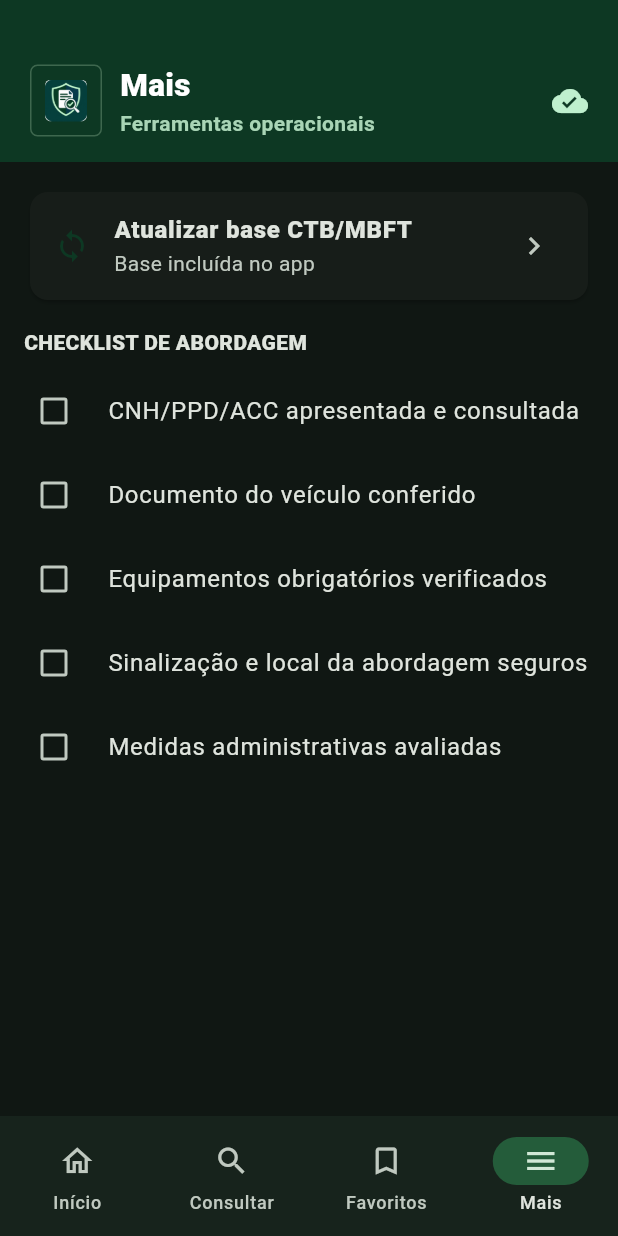
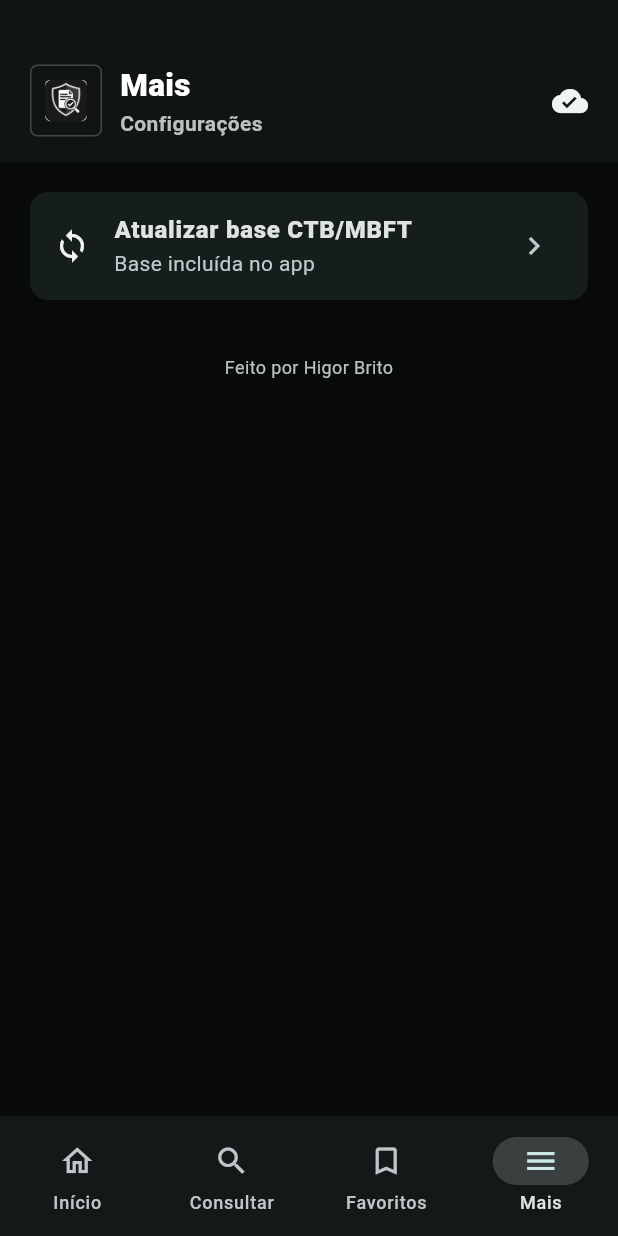
Before and after one commit to higorbrito1/cfp2026-multas-flutter, a Flutter app: the screen it shows after launch, item 4 of the bottom bar chosen, on a phone screen of 412 x 824 dp. Run offline on Flutter 3.47's test engine with Material 3 defaults, Android fonts, the phone set to English and light mode, and no system bars; our stand-ins replace shared_preferences.

Commit message:
refine dark theme and simplify app navigation

```diff
--- a/lib/main.dart
+++ b/lib/main.dart
@@ -7,15 +7,15 @@ import 'package:shared_preferences/shared_preferences.dart';
 
 const remoteDatabaseUrl =
     'https://raw.githubusercontent.com/higorbrito1/cfp2026-multas-flutter/main/assets/data/ctb-mbft.json';
-const appName = 'Consulta CTB/MBFT CFP 26/27';
-const tacticalGreen = Color(0xff0d3823);
-const tacticalPetrol = Color(0xff0f3846);
-const canvas = Color(0xff101713);
-const darkSurface = Color(0xff17231c);
-const darkSurfaceAlt = Color(0xff203128);
-const darkTextMuted = Color(0xffb5c6ba);
-const darkAccent = Color(0xff9bd6b2);
-const border = Color(0xff496354);
+const appName = 'Consulta CTB/MBFT';
+const tacticalGreen = Color(0xff111414);
+const tacticalPetrol = Color(0xffd7dddd);
+const canvas = Color(0xff090b0b);
+const darkSurface = Color(0xff151818);
+const darkSurfaceAlt = Color(0xff202424);
+const darkTextMuted = Color(0xffb9c1c1);
+const darkAccent = Color(0xfff0f3f3);
+const border = Color(0xff414848);
 
 void main() => runApp(const CfpMultasApp());
 
@@ -75,7 +75,6 @@ class _FineShellState extends State<FineShell> {
   final searchController = TextEditingController();
   List<FineRecord> records = [];
   Set<String> favorites = {};
-  Set<String> checklist = {};
   String query = '';
   String severityFilter = 'Todas';
   String databaseVersion = 'Base incluída no app';
@@ -207,7 +206,7 @@ class _FineShellState extends State<FineShell> {
         favoriteCount: favorites.length,
         onSearch: _openSearch,
         onUpdate: _updateDatabase,
-          onChecklist: () => setState(() => selectedTab = 3)),
+      ),
       ConsultationView(
           controller: searchController,
           query: query,
@@ -226,11 +225,7 @@ class _FineShellState extends State<FineShell> {
       MoreView(
           databaseVersion: databaseVersion,
           updating: updating,
-          checklist: checklist,
-          onUpdate: _updateDatabase,
-          onChecklistItem: (item) => setState(() => checklist.contains(item)
-              ? checklist.remove(item)
-              : checklist.add(item))),
+          onUpdate: _updateDatabase),
     ];
     return Scaffold(
       body: SafeArea(top: false, child: pages[selectedTab]),
@@ -238,7 +233,7 @@ class _FineShellState extends State<FineShell> {
         selectedIndex: selectedTab,
         onDestinationSelected: (index) => setState(() => selectedTab = index),
         backgroundColor: darkSurface,
-        indicatorColor: const Color(0xff245c3a),
+        indicatorColor: const Color(0xff3a4040),
         destinations: const [
           NavigationDestination(
               icon: Icon(Icons.home_outlined),
@@ -270,7 +265,7 @@ class TacticalHeader extends StatelessWidget {
           Container(
             padding: const EdgeInsets.all(9),
             decoration: BoxDecoration(
-              border: Border.all(color: const Color(0xff3e674e)),
+              border: Border.all(color: border),
               borderRadius: BorderRadius.circular(5),
             ),
             child: ClipRRect(
@@ -292,12 +287,11 @@ class TacticalHeader extends StatelessWidget {
                 if (subtitle != null)
                   Text(subtitle!,
                       style: const TextStyle(
-                          color: Color(0xffa9d5b6),
-                          fontWeight: FontWeight.w600)),
+                          color: darkTextMuted, fontWeight: FontWeight.w600)),
               ],
             ),
           ),
-          const Icon(Icons.cloud_done, color: Color(0xffbff0ce)),
+          const Icon(Icons.cloud_done, color: darkAccent),
         ],
       ),
     );
@@ -312,7 +306,6 @@ class HomeView extends StatelessWidget {
       required this.favoriteCount,
       required this.onSearch,
       required this.onUpdate,
-      required this.onChecklist,
       super.key});
   final List<FineRecord> records;
   final String databaseVersion;
@@ -320,7 +313,6 @@ class HomeView extends StatelessWidget {
   final int favoriteCount;
   final ValueChanged<String> onSearch;
   final VoidCallback onUpdate;
-  final VoidCallback onChecklist;
 
   @override
   Widget build(BuildContext context) {
@@ -357,12 +349,11 @@ class HomeView extends StatelessWidget {
                     color: tacticalGreen,
                     borderRadius: BorderRadius.circular(8),
                     border:
-                        Border.all(color: const Color(0xff001e10), width: 2),
+                        Border.all(color: const Color(0xff000000), width: 2),
                   ),
                   child: const Row(
                     children: [
-                      Icon(Icons.manage_search,
-                          color: Color(0xffbff0ce), size: 38),
+                      Icon(Icons.manage_search, color: darkAccent, size: 38),
                       SizedBox(width: 14),
                       Expanded(
                         child: Text(
@@ -388,25 +379,7 @@ class HomeView extends StatelessWidget {
                     fontSize: 16),
               ),
               const SizedBox(height: 8),
-              Row(
-                children: [
-                  Expanded(
-                      child: _shortcut(Icons.bookmark, 'Favoritos',
-                          '$favoriteCount salvas')),
-                  const SizedBox(width: 10),
-                  Expanded(
-                      child: _shortcut(Icons.checklist, 'Checklist', 'Roteiro',
-                          onTap: onChecklist)),
-                ],
-              ),
-              const SizedBox(height: 10),
-              Row(
-                children: [
-                  Expanded(
-                      child: _shortcut(Icons.local_police, 'Medidas adm.',
-                          'Retenção / Remoção')),
-                ],
-              ),
+              _shortcut(Icons.bookmark, 'Favoritos', '$favoriteCount salvas'),
             ]),
           ),
         ),
@@ -738,31 +711,19 @@ class MoreView extends StatelessWidget {
   const MoreView(
       {required this.databaseVersion,
       required this.updating,
-      required this.checklist,
       required this.onUpdate,
-      required this.onChecklistItem,
       super.key});
   final String databaseVersion;
   final bool updating;
-  final Set<String> checklist;
   final VoidCallback onUpdate;
-  final ValueChanged<String> onChecklistItem;
-  static const items = [
-    'CNH/PPD/ACC apresentada e consultada',
-    'Documento do veículo conferido',
-    'Equipamentos obrigatórios verificados',
-    'Sinalização e local da abordagem seguros',
-    'Medidas administrativas avaliadas'
-  ];
   @override
   Widget build(BuildContext context) => Column(children: [
-        const TacticalHeader(
-            title: 'Mais', subtitle: 'Ferramentas operacionais'),
+        const TacticalHeader(title: 'Mais', subtitle: 'Configurações'),
         Expanded(
             child: ListView(padding: const EdgeInsets.all(16), children: [
           Card(
               child: ListTile(
-                  leading: const Icon(Icons.sync, color: tacticalGreen),
+                  leading: const Icon(Icons.sync, color: darkAccent),
                   title: const Text('Atualizar base CTB/MBFT',
                       style: TextStyle(fontWeight: FontWeight.w800)),
                   subtitle: Text(databaseVersion),
@@ -770,16 +731,10 @@ class MoreView extends StatelessWidget {
                       ? const CircularProgressIndicator()
                       : const Icon(Icons.chevron_right),
                   onTap: updating ? null : onUpdate)),
-          const SizedBox(height: 14),
-          const Text('CHECKLIST DE ABORDAGEM',
-              style: TextStyle(fontWeight: FontWeight.w800)),
-          const SizedBox(height: 8),
-          ...items.map((item) => CheckboxListTile(
-              value: checklist.contains(item),
-              onChanged: (_) => onChecklistItem(item),
-              title: Text(item),
-              controlAffinity: ListTileControlAffinity.leading,
-              contentPadding: EdgeInsets.zero))
+          const SizedBox(height: 32),
+          const Center(
+              child: Text('Feito por Higor Brito',
+                  style: TextStyle(color: darkTextMuted, fontSize: 12)))
         ]))
       ]);
 }
@@ -812,6 +767,10 @@ class _FineDetailsDialogState extends State<FineDetailsDialog> {
           insetPadding: const EdgeInsets.all(12),
           titlePadding: const EdgeInsets.fromLTRB(20, 18, 12, 8),
           title: Row(children: [
+            IconButton(
+                tooltip: 'Fechar',
+                onPressed: () => Navigator.of(context).pop(),
+                icon: const Icon(Icons.close)),
             const Expanded(child: Text('Detalhes do enquadramento')),
             IconButton(
                 onPressed: () {
```
Also changed, not shown: assets/icon/app_icon.png, 23 other files. Lines whose indentation alone changed are shown as unchanged.
